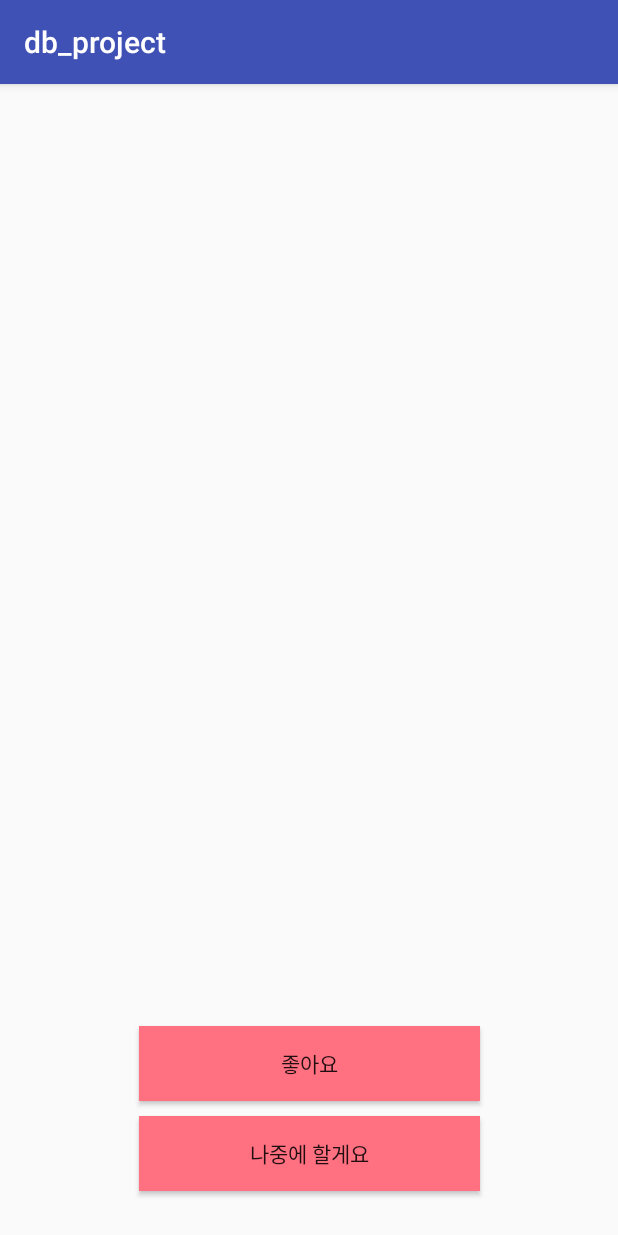
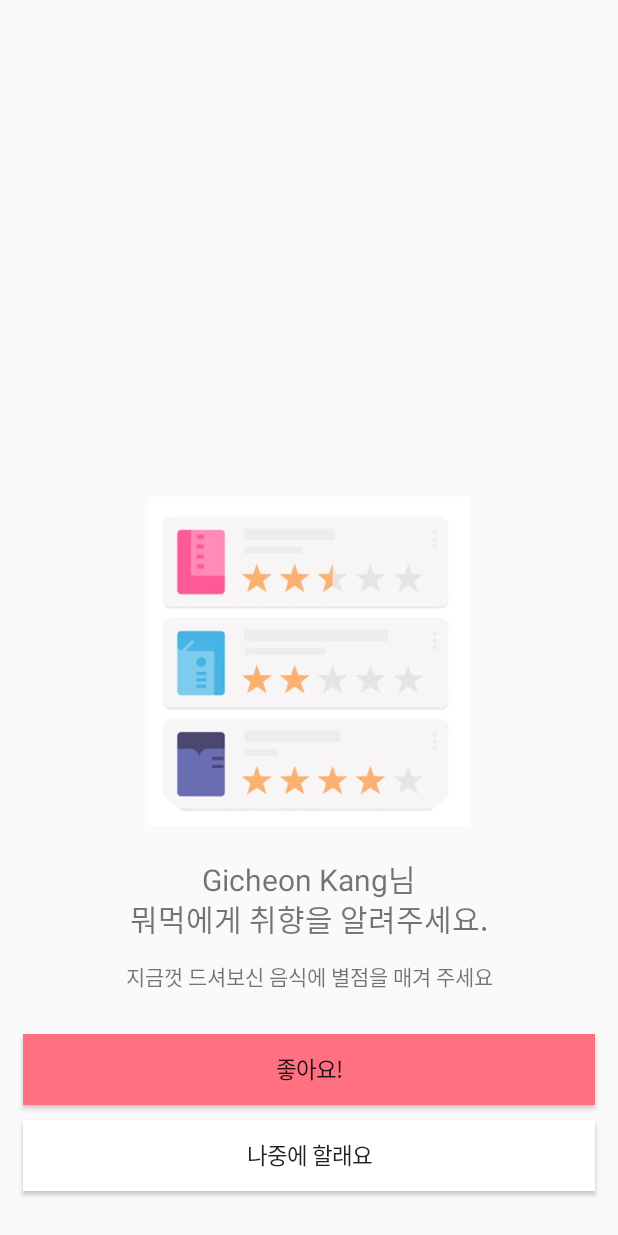
Before and after one commit to gicheon/db_project, an Android app: the screen it shows after launch (FirstTimeActivity), on a phone screen of 412 x 824 dp. Run offline under Robolectric (Android 15) with nearby library versions, the light colour scheme and no system bars.

Commit message:
first time activiry finished

```diff
--- a/app/src/main/java/com/example/db_project/db_project/FirstTimeActivity.java
+++ b/app/src/main/java/com/example/db_project/db_project/FirstTimeActivity.java
@@ -8,8 +8,8 @@ import android.widget.Button;
 
 public class FirstTimeActivity extends AppCompatActivity{
 
-    //public Button btn1;
-    //public Button btn2;
+    public Button btn1;
+    public Button btn2;
 
 
     @Override
@@ -18,11 +18,13 @@ public class FirstTimeActivity extends AppCompatActivity{
         setContentView(R.layout.activity_firsttime);
 
         // btn1 : 나중에 할게요 btn2 : 좋아요
-        Button btn1 = (Button)findViewById(R.id.button1);
-        Button btn2 = (Button)findViewById(R.id.button2);
+        btn1 = (Button)findViewById(R.id.button1);
+        btn2 = (Button)findViewById(R.id.button2);
         setup_ui();
 
-        btn1.setOnClickListener(
+
+        // survey activity start !
+        btn2.setOnClickListener(
                 new Button.OnClickListener(){
                     public void onClick(View v) {
                         Intent intent1 = new Intent(v.getContext(), SurveyActivity.class);
@@ -33,10 +35,8 @@ public class FirstTimeActivity extends AppCompatActivity{
     }
 
 
-
     private void setup_ui(){
-        //btn1.setTextSize(20);
-        //btn2.setTextSize(20);
-
+        btn1.setTextSize(15);
+        btn2.setTextSize(15);
     }
 }
--- a/app/src/main/res/layout/activity_firsttime.xml
+++ b/app/src/main/res/layout/activity_firsttime.xml
@@ -8,30 +8,81 @@
 
     <Button
         android:id="@+id/button1"
-        android:layout_width="227dp"
-        android:layout_height="50dp"
+        android:layout_width="381dp"
+        android:layout_height="47dp"
         android:layout_marginBottom="30dp"
         android:layout_marginEnd="8dp"
         android:layout_marginStart="8dp"
-        android:background="#FF7081"
-        android:text="나중에 할게요"
+        android:background="#FFFFFF"
+        android:text="나중에 할래요"
         app:layout_constraintBottom_toBottomOf="parent"
         app:layout_constraintEnd_toEndOf="parent"
         app:layout_constraintStart_toStartOf="parent" />
 
     <Button
         android:id="@+id/button2"
-        android:layout_width="227dp"
-        android:layout_height="50dp"
+        android:layout_width="381dp"
+        android:layout_height="47dp"
         android:layout_marginBottom="10dp"
         android:layout_marginEnd="8dp"
         android:layout_marginStart="8dp"
         android:background="#FF7081"
-        android:text="좋아요"
+        android:text="좋아요!"
         app:layout_constraintBottom_toTopOf="@+id/button1"
         app:layout_constraintEnd_toEndOf="parent"
         app:layout_constraintStart_toStartOf="parent" />
 
+    <TextView
+        android:id="@+id/textView2"
+        android:layout_width="262dp"
+        android:layout_height="43dp"
+        android:layout_marginBottom="75dp"
+        android:layout_marginEnd="8dp"
+        android:layout_marginStart="8dp"
+        android:text="Gicheon Kang님"
+        android:textAlignment="center"
+        android:textSize="20dp"
+        app:layout_constraintBottom_toTopOf="@+id/button2"
+        app:layout_constraintEnd_toEndOf="parent"
+        app:layout_constraintStart_toStartOf="parent" />
+
+    <TextView
+        android:id="@+id/textView3"
+        android:layout_width="262dp"
+        android:layout_height="44dp"
+        android:layout_marginBottom="48dp"
+        android:layout_marginEnd="8dp"
+        android:layout_marginStart="8dp"
+        android:text="뭐먹에게 취향을 알려주세요."
+        android:textAlignment="center"
+        android:textSize="20dp"
+        app:layout_constraintBottom_toTopOf="@+id/button2"
+        app:layout_constraintEnd_toEndOf="parent"
+        app:layout_constraintStart_toStartOf="parent" />
+
+    <ImageView
+        android:id="@+id/imageView"
+        android:layout_width="245dp"
+        android:layout_height="219dp"
+        android:layout_marginBottom="20dp"
+        android:layout_marginEnd="8dp"
+        android:layout_marginStart="8dp"
+        app:layout_constraintBottom_toTopOf="@+id/textView2"
+        app:layout_constraintEnd_toEndOf="parent"
+        app:layout_constraintStart_toStartOf="parent"
+        app:srcCompat="@drawable/firsttime_img" />
+
+    <TextView
+        android:id="@+id/textView4"
+        android:layout_width="wrap_content"
+        android:layout_height="wrap_content"
+        android:layout_marginBottom="28dp"
+        android:layout_marginEnd="8dp"
+        android:layout_marginStart="8dp"
+        android:text="지금껏 드셔보신 음식에 별점을 매겨 주세요"
+        app:layout_constraintBottom_toTopOf="@+id/button2"
+        app:layout_constraintEnd_toEndOf="parent"
+        app:layout_constraintStart_toStartOf="parent" />
 
 
 </android.support.constraint.ConstraintLayout>
--- a/app/src/main/res/values/styles.xml
+++ b/app/src/main/res/values/styles.xml
@@ -3,5 +3,8 @@
         <item name="colorPrimary">@color/colorPrimary</item>
         <item name="colorPrimaryDark">@color/colorPrimaryDark</item>
         <item name="colorAccent">@color/colorAccent</item>
+
+        <item name="windowActionBar">false</item>
+        <item name="windowNoTitle">true</item>
     </style>
 </resources>
```
Also changed, not shown: app/src/main/res/drawable/firsttime_img.png (added).
